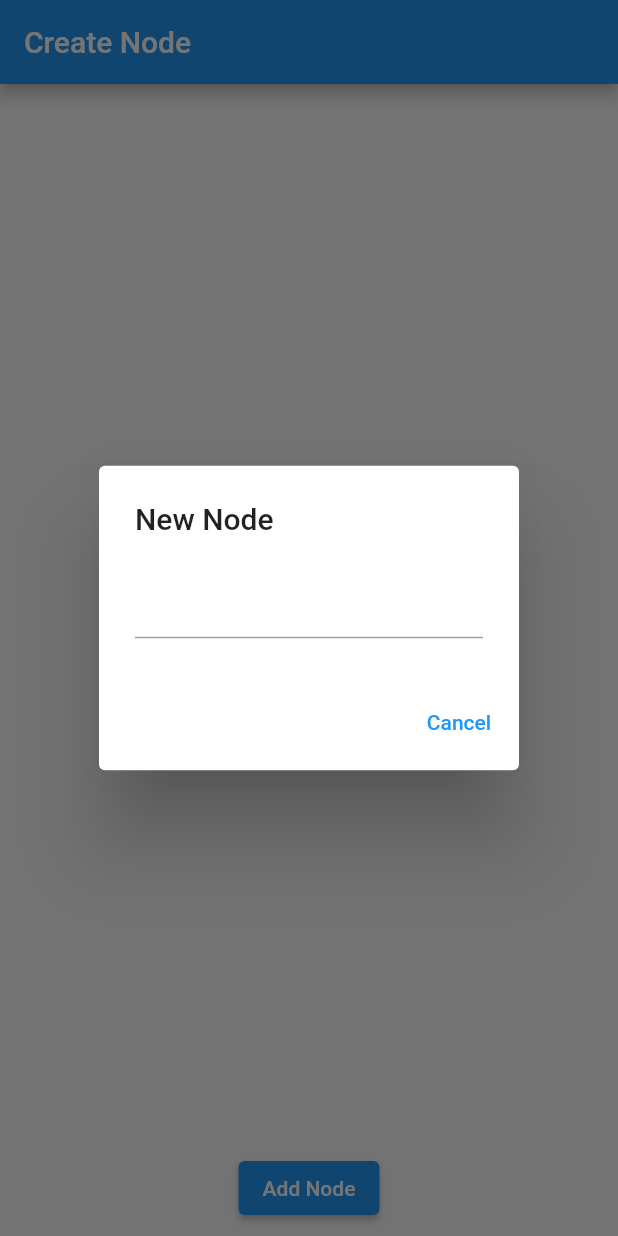
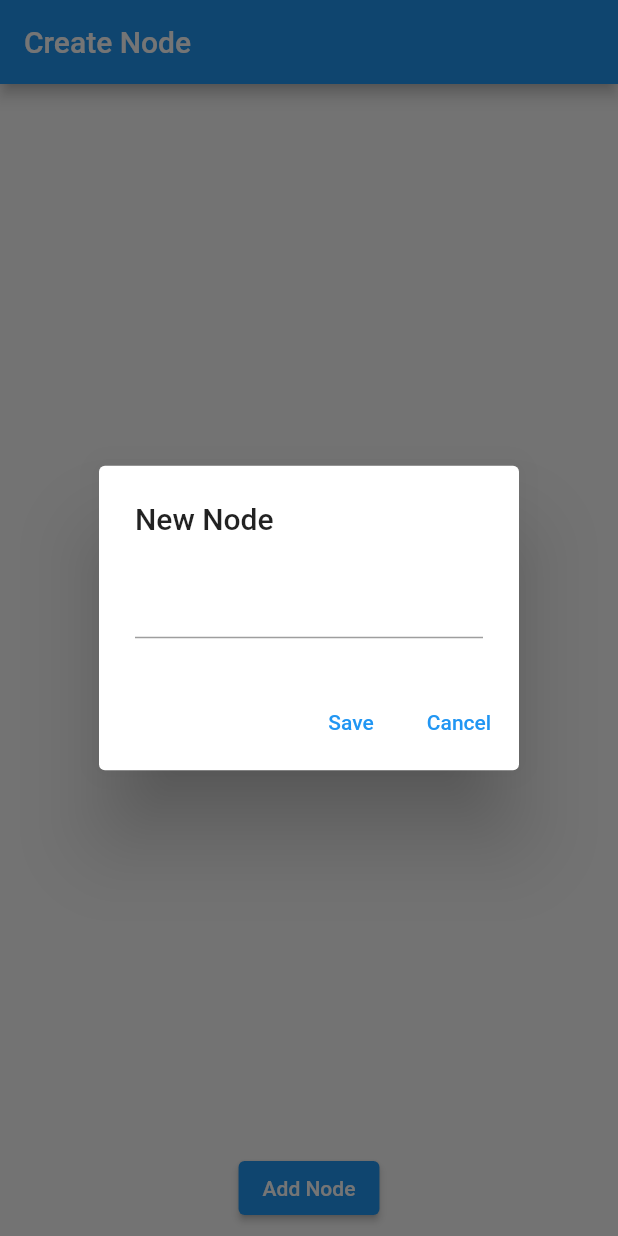
Before and after one commit to ikbhal/wordgraph100, a Flutter app: the screen it shows after launch, after a tap on "Add Node", on a phone screen of 412 x 824 dp. Run offline on Flutter 3.47's test engine with Material 2 defaults, Android fonts, the phone set to English and light mode, and no system bars; our stand-ins replace sqflite; accounts and stored records are empty.

Commit message:
node adding, working, listing , why list not sure, want to display rnadom node

```diff
--- a/lib/main.dart
+++ b/lib/main.dart
@@ -80,22 +80,36 @@ class _NodeCreationScreenState extends State<NodeCreationScreen> {
               onPressed: () {
                 showDialog(
                   context: context,
-                  builder: (ctx) => AlertDialog(
+                  builder: (ctx) {
+                    final TextEditingController textEditingController = TextEditingController();
+
+                    return AlertDialog(
                       title: const Text('New Node'),
                       content: TextField(
-                      onSubmitted: (value) {
+                        controller: textEditingController,
+                        // onSubmitted: (value) {
+                        //   _addNode(value);
+                        //   Navigator.of(ctx).pop();
+                        // },
+                      ),
+                      actions: [
+                        TextButton(
+                          onPressed: () {
+                            final value = textEditingController.text;
                             _addNode(value);
                             Navigator.of(ctx).pop();
                           },
+                          child: const Text('Save'),
                         ),
-                    actions: [
                         TextButton(
                           onPressed: () => Navigator.of(ctx).pop(),
                           child: const Text('Cancel'),
                         ),
                       ],
-                  ),
                     );
+                  },
+                );
+
               },
               child: const Text('Add Node'),
             ),
```
Lines whose indentation alone changed are shown as unchanged.
